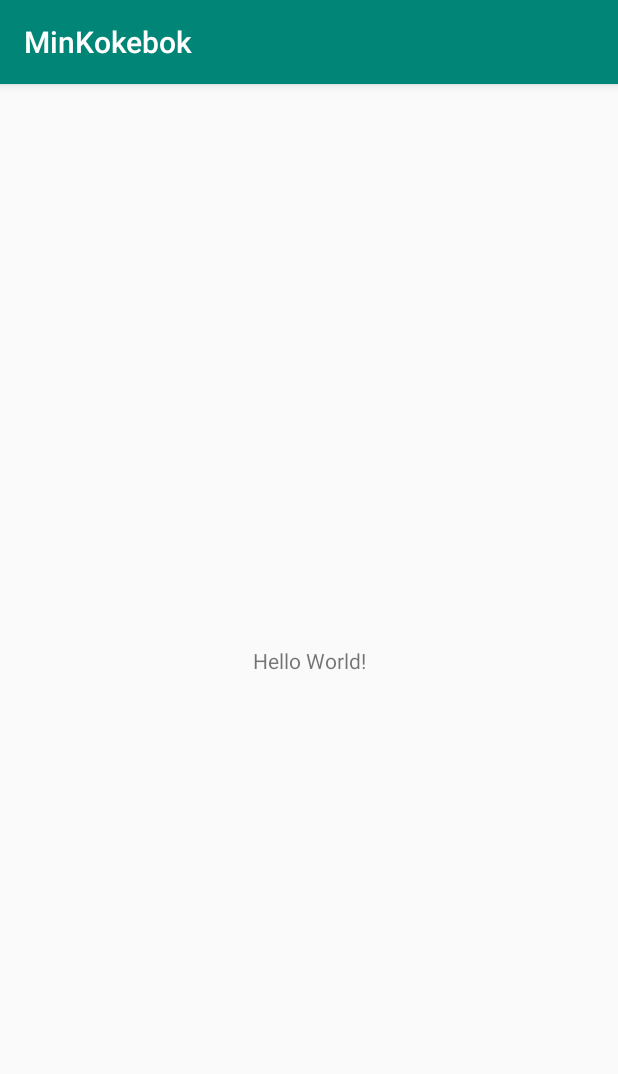
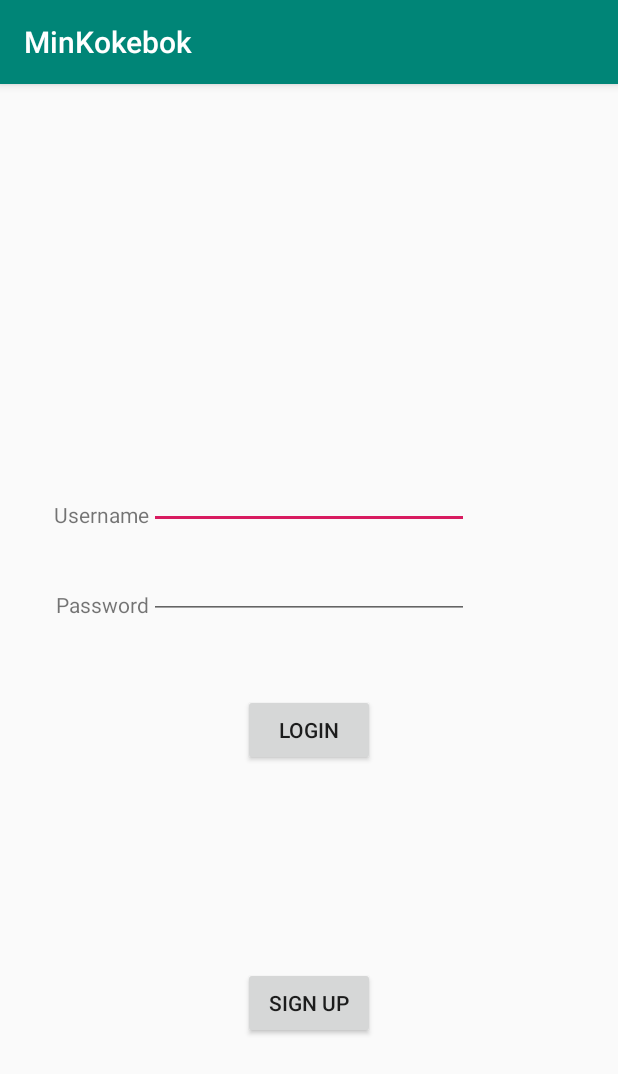
Before and after one commit to Mariusrb/Mobilprogrammering_Prosjekt, an Android app: the screen it shows after launch (MainActivity before the commit, LoginScreen after it), on a phone screen of 412 x 824 dp. Shown: the top 1074 px of the screen. Run offline under Robolectric (Android 15) with nearby library versions, the phone set to English and light mode, and no system bars.

Commit message:
Added login
Added a login that are currently missing logic

```diff
--- /dev/null
+++ b/app/src/main/java/no/hiof/mariusrb/minkokebok/LoginScreen.kt
@@ -0,0 +1,27 @@
+package no.hiof.mariusrb.minkokebok
+
+import android.content.Intent
+import androidx.appcompat.app.AppCompatActivity
+import android.os.Bundle
+import android.view.View
+
+class LoginScreen : AppCompatActivity() {
+
+
+    override fun onCreate(savedInstanceState: Bundle?) {
+        super.onCreate(savedInstanceState)
+        setContentView(R.layout.activity_login_screen)
+    }
+
+    fun loginButton(view: View) {
+        //TODO: Add firebase connection for handling users
+        val changePage = Intent(this, RecipeListFragment::class.java)
+        startActivity(changePage)
+    }
+
+    fun signupButton(view: View) {
+        //TODO: add logic for signing up + firebase connection
+    }
+
+
+}
--- a/app/src/main/java/no/hiof/mariusrb/minkokebok/MainActivity.kt
+++ b/app/src/main/java/no/hiof/mariusrb/minkokebok/MainActivity.kt
@@ -8,6 +8,6 @@ class MainActivity : AppCompatActivity() {
     override fun onCreate(savedInstanceState: Bundle?) {
         super.onCreate(savedInstanceState)
         setContentView(R.layout.activity_main)
-        // Testing Github connection
     }
+
 }
--- /dev/null
+++ b/app/src/main/res/layout/activity_login_screen.xml
@@ -0,0 +1,75 @@
+<?xml version="1.0" encoding="utf-8"?>
+<androidx.constraintlayout.widget.ConstraintLayout xmlns:android="http://schemas.android.com/apk/res/android"
+    xmlns:app="http://schemas.android.com/apk/res-auto"
+    xmlns:tools="http://schemas.android.com/tools"
+    android:layout_width="match_parent"
+    android:layout_height="match_parent"
+    tools:context=".LoginScreen">
+
+    <Button
+        android:id="@+id/button2"
+        android:layout_width="wrap_content"
+        android:layout_height="wrap_content"
+        android:onClick="signupButton"
+        android:text="Sign up"
+        app:layout_constraintBottom_toBottomOf="parent"
+        app:layout_constraintEnd_toEndOf="parent"
+        app:layout_constraintStart_toStartOf="parent"
+        app:layout_constraintTop_toBottomOf="@+id/button"
+        app:layout_constraintVertical_bias="0.506" />
+
+    <Button
+        android:id="@+id/button"
+        android:layout_width="wrap_content"
+        android:layout_height="wrap_content"
+        android:onClick="loginButton"
+        android:text="Login"
+        app:layout_constraintBottom_toBottomOf="parent"
+        app:layout_constraintEnd_toEndOf="parent"
+        app:layout_constraintHorizontal_bias="0.501"
+        app:layout_constraintStart_toStartOf="parent"
+        app:layout_constraintTop_toBottomOf="@+id/editText2"
+        app:layout_constraintVertical_bias="0.137" />
+
+    <TextView
+        android:id="@+id/textView"
+        android:layout_width="wrap_content"
+        android:layout_height="wrap_content"
+        android:text="Username"
+        app:layout_constraintBottom_toBottomOf="@+id/editText"
+        app:layout_constraintEnd_toStartOf="@+id/editText" />
+
+    <TextView
+        android:id="@+id/textView2"
+        android:layout_width="wrap_content"
+        android:layout_height="wrap_content"
+        android:text="Password"
+        app:layout_constraintBottom_toBottomOf="@+id/editText2"
+        app:layout_constraintEnd_toStartOf="@+id/editText2" />
+
+    <EditText
+        android:id="@+id/editText"
+        android:layout_width="wrap_content"
+        android:layout_height="wrap_content"
+        android:ems="10"
+        android:inputType="textEmailAddress"
+        app:layout_constraintBottom_toBottomOf="parent"
+        app:layout_constraintEnd_toEndOf="parent"
+        app:layout_constraintStart_toStartOf="parent"
+        app:layout_constraintTop_toTopOf="parent"
+        app:layout_constraintVertical_bias="0.348" />
+
+    <EditText
+        android:id="@+id/editText2"
+        android:layout_width="wrap_content"
+        android:layout_height="wrap_content"
+        android:layout_marginStart="36dp"
+        android:ems="10"
+        android:inputType="numberPassword"
+        app:layout_constraintBottom_toBottomOf="parent"
+        app:layout_constraintEnd_toEndOf="parent"
+        app:layout_constraintHorizontal_bias="0.388"
+        app:layout_constraintStart_toStartOf="parent"
+        app:layout_constraintTop_toTopOf="parent"
+        app:layout_constraintVertical_bias="0.431" />
+</androidx.constraintlayout.widget.ConstraintLayout>
--- a/app/src/main/res/layout/activity_main.xml
+++ b/app/src/main/res/layout/activity_main.xml
@@ -1,18 +1,21 @@
 <?xml version="1.0" encoding="utf-8"?>
-<androidx.constraintlayout.widget.ConstraintLayout xmlns:android="http://schemas.android.com/apk/res/android"
+<RelativeLayout xmlns:android="http://schemas.android.com/apk/res/android"
     xmlns:app="http://schemas.android.com/apk/res-auto"
     xmlns:tools="http://schemas.android.com/tools"
     android:layout_width="match_parent"
     android:layout_height="match_parent"
     tools:context=".MainActivity">
 
+    <androidx.recyclerview.widget.RecyclerView
+        android:layout_width="match_parent"
+        android:layout_height="match_parent"
+        />
+
     <TextView
+        android:id="@+id/textView3"
         android:layout_width="wrap_content"
         android:layout_height="wrap_content"
-        android:text="Hello World!"
-        app:layout_constraintBottom_toBottomOf="parent"
-        app:layout_constraintLeft_toLeftOf="parent"
-        app:layout_constraintRight_toRightOf="parent"
-        app:layout_constraintTop_toTopOf="parent" />
-
-</androidx.constraintlayout.widget.ConstraintLayout>
+        android:text="TestText"
+        android:layout_marginLeft="30dp"
+        android:textSize="17sp"/>
+</RelativeLayout>
--- /dev/null
+++ b/app/src/main/res/values/dimens.xml
@@ -0,0 +1,3 @@
+<resources>
+    <dimen name="fab_margin">16dp</dimen>
+</resources>
--- a/app/src/main/res/values/strings.xml
+++ b/app/src/main/res/values/strings.xml
@@ -1,3 +1,4 @@
 <resources>
     <string name="app_name">MinKokebok</string>
+    <string name="title_activity_recipe_page">RecipePage</string>
 </resources>
--- a/app/src/main/res/values/styles.xml
+++ b/app/src/main/res/values/styles.xml
@@ -8,4 +8,13 @@
         <item name="colorAccent">@color/colorAccent</item>
     </style>
 
+    <style name="AppTheme.NoActionBar">
+        <item name="windowActionBar">false</item>
+        <item name="windowNoTitle">true</item>
+    </style>
+
+    <style name="AppTheme.AppBarOverlay" parent="ThemeOverlay.AppCompat.Dark.ActionBar" />
+
+    <style name="AppTheme.PopupOverlay" parent="ThemeOverlay.AppCompat.Light" />
+
 </resources>
--- a/build.gradle
+++ b/build.gradle
@@ -8,7 +8,7 @@ buildscript {
 
     }
     dependencies {
-        classpath 'com.android.tools.build:gradle:3.5.0'
+        classpath 'com.android.tools.build:gradle:3.5.1'
         classpath "org.jetbrains.kotlin:kotlin-gradle-plugin:$kotlin_version"
         // NOTE: Do not place your application dependencies here; they belong
         // in the individual module build.gradle files
```
Also changed, not shown: app/build.gradle (+11 -1 lines), app/src/main/AndroidManifest.xml (+9 -1 lines).
